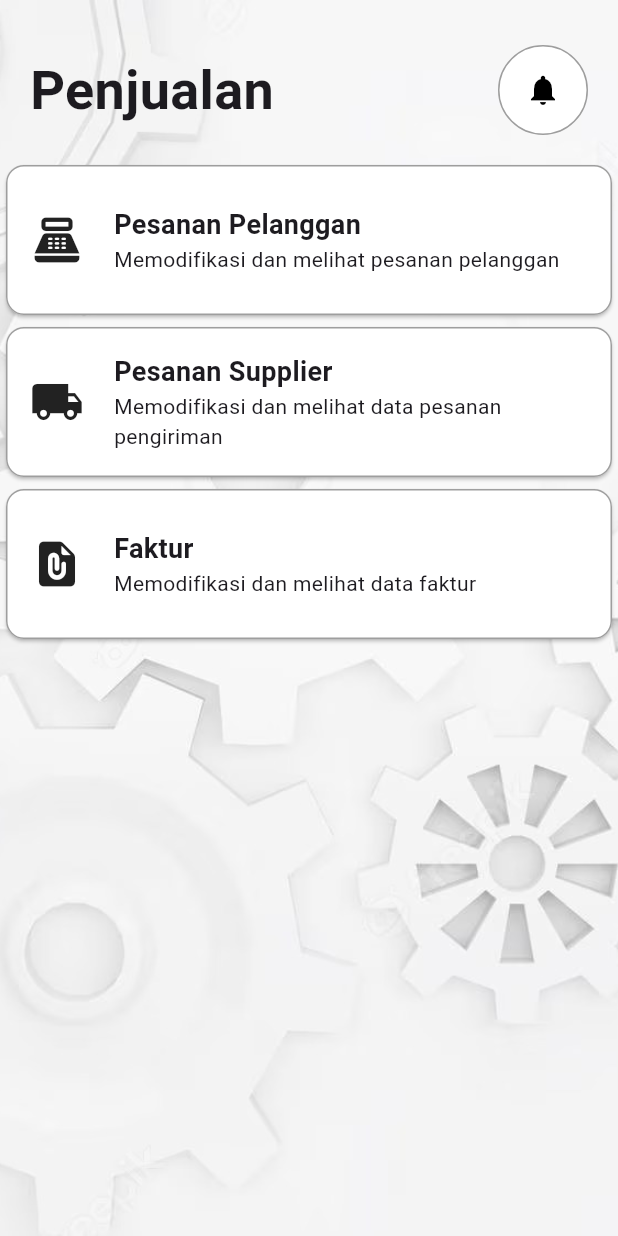
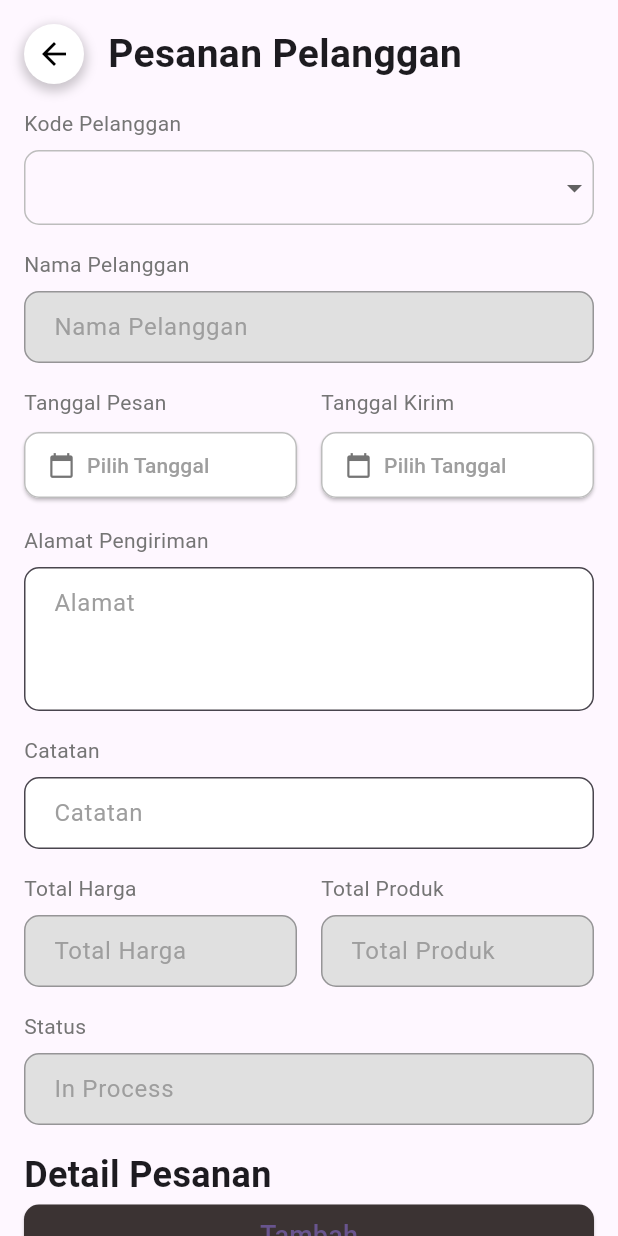
Before and after one commit to h0omanOnEarth/sistem_pencatatan_produksi_cv_bcn, a Flutter app: the MainPenjulanAdministrasiScreen screen opened by its route, after a tap on "Pesanan Pelanggan", on a phone screen of 412 x 824 dp. Run offline on Flutter 3.47's test engine with Material 2 defaults, Android fonts, the light colour scheme and no system bars; our stand-ins replace flutter_bloc.

Commit message:
Add detail pesanan (dynamic)

```diff
--- a/lib/administrasi/main/main_administrasi.dart
+++ b/lib/administrasi/main/main_administrasi.dart
@@ -5,6 +5,7 @@ import 'package:sistem_manajemen_produksi_cv_bcn/administrasi/main/main_laporan.
 import 'package:sistem_manajemen_produksi_cv_bcn/administrasi/main/main_master.dart';
 import 'package:sistem_manajemen_produksi_cv_bcn/administrasi/pembelian/form_pengembalian.dart';
 import 'package:sistem_manajemen_produksi_cv_bcn/administrasi/pembelian/form_pesanan_pembelian.dart';
+import 'package:sistem_manajemen_produksi_cv_bcn/administrasi/penjualan/form_pesanan_penjualan.dart';
 import 'package:sistem_manajemen_produksi_cv_bcn/master/form/form_bahan.dart';
 import 'package:sistem_manajemen_produksi_cv_bcn/master/form/form_barang.dart';
 import 'package:sistem_manajemen_produksi_cv_bcn/master/form/form_mesin.dart';
@@ -90,6 +91,10 @@ class _MainAdministrasiState extends State<MainAdministrasi> {
             //Form Pembelian
             FormPesananPembelianScreen.routeName:(context)=> const FormPesananPembelianScreen(),
             FormPengembalianPesananScreen.routeName:(context)=> const FormPengembalianPesananScreen(),
+
+            //Form Penjualan
+            FormPesananPelangganScreen.routeName:(context) => const FormPesananPelangganScreen(),
+
           });
   }
 }
--- a/lib/administrasi/main/main_penjualan.dart
+++ b/lib/administrasi/main/main_penjualan.dart
@@ -1,4 +1,5 @@
 import 'package:flutter/material.dart';
+import 'package:sistem_manajemen_produksi_cv_bcn/administrasi/penjualan/form_pesanan_penjualan.dart';
 import 'package:sistem_manajemen_produksi_cv_bcn/notifikasi_screen.dart';
 
 class MainPenjulanAdministrasiScreen extends StatefulWidget {
@@ -74,9 +75,9 @@ class _MainMasterAdministrasiScreenState extends State<MainPenjulanAdministrasiS
                       ],
                     ),
                     const SizedBox(height: 16),
-                    const CardItem(icon: Icons.point_of_sale, textA: 'Pesanan Pelanggan', textB: 'Memodifikasi dan melihat pesanan pelanggan', pageRoute: '/page1'),
-                    const CardItem(icon: Icons.local_shipping, textA: 'Pesanan Supplier', textB: 'Memodifikasi dan melihat data pesanan pengiriman', pageRoute: '/page2'),
-                    const CardItem(icon: Icons.file_present_rounded, textA: 'Faktur', textB: 'Memodifikasi dan melihat data faktur', pageRoute: '/page2'),
+                    const CardItem(icon: Icons.point_of_sale, textA: 'Pesanan Pelanggan', textB: 'Memodifikasi dan melihat pesanan pelanggan', pageRoute: FormPesananPelangganScreen()),
+                    const CardItem(icon: Icons.local_shipping, textA: 'Pesanan Supplier', textB: 'Memodifikasi dan melihat data pesanan pengiriman', pageRoute: FormPesananPelangganScreen()),
+                    const CardItem(icon: Icons.file_present_rounded, textA: 'Faktur', textB: 'Memodifikasi dan melihat data faktur', pageRoute: FormPesananPelangganScreen()),
                   ],
                 ),
               ),
@@ -94,7 +95,7 @@ class CardItem extends StatelessWidget {
   final IconData icon;
   final String textA;
   final String textB;
-  final String pageRoute; // New property to specify the page route
+  final Widget pageRoute; // New property to specify the page route
 
   const CardItem({
     required this.icon,
@@ -107,7 +108,8 @@ class CardItem extends StatelessWidget {
   Widget build(BuildContext context) {
     return GestureDetector(
       onTap: () {
-        Navigator.pushNamed(context, pageRoute);
+              Navigator.push(context,MaterialPageRoute( builder: (context) => pageRoute,),
+            );
       },
       child: Card(
         color: Colors.white,
--- a/lib/administrasi/penjualan/form_pesanan_penjualan.dart
+++ b/lib/administrasi/penjualan/form_pesanan_penjualan.dart
@@ -0,0 +1,444 @@
+import 'package:intl/intl.dart';
+import 'package:flutter/material.dart';
+
+class FormPesananPelangganScreen extends StatefulWidget {
+  static const routeName = '/form_pesanan_pelanggan_screen';
+
+  const FormPesananPelangganScreen({super.key});
+
+  @override
+  State<FormPesananPelangganScreen> createState() =>
+      _FormPesananPelangganScreenState();
+}
+
+class _FormPesananPelangganScreenState extends State<FormPesananPelangganScreen> {
+  DateTime? _selectedTanggalPesan;
+  DateTime? _selectedTanggalKirim;
+  String? selectedKode;
+
+Future<void> _selectDate(BuildContext context, String label) async {
+  final DateTime? pickedDate = await showDatePicker(
+    context: context,
+    initialDate: DateTime.now(),
+    firstDate: DateTime(2000),
+    lastDate: DateTime(2101),
+  );
+  if (pickedDate != null && pickedDate != _selectedTanggalPesan && pickedDate !=_selectedTanggalKirim) {
+    print("Picked Date: $pickedDate"); // Check if pickedDate is correct
+    setState(() {
+      if(label=='Tanggal Pesan'){
+        _selectedTanggalPesan = pickedDate;
+        print("_selectedDate: $_selectedTanggalPesan"); // Check if _selectedDate is updated
+      }else if(label== 'Tanggal Kirim'){
+        _selectedTanggalKirim = pickedDate;
+        print("_selectedDate: $_selectedTanggalKirim"); // Check if _selectedDate is updated
+      }
+    });
+  }
+}
+
+ List<ProductCardData> productCards = [];
+
+  void addProductCard() {
+    setState(() {
+      productCards.add(ProductCardData(
+        kodeProduk: '',
+        namaProduk: '',
+        jumlah: '',
+        satuan: '',
+        hargaSatuan: '',
+        subtotal: '',
+      ));
+    });
+  }
+
+  Widget buildTextField(String label, String placeholder,
+    {bool multiline = false, bool isEnabled = true}) {
+    return Column(
+      crossAxisAlignment: CrossAxisAlignment.start,
+      children: [
+        Text(
+          label,
+          style: TextStyle(
+            fontSize: 14,
+            color: Colors.grey[600],
+          ),
+        ),
+        SizedBox(height: 8.0),
+        TextField(
+          maxLines: multiline ? 3 : 1,
+          enabled: isEnabled,
+          decoration: InputDecoration(
+            hintText: placeholder,
+            filled: true,
+            fillColor: isEnabled ? Colors.white : Colors.grey[300], // Change background color
+            border: OutlineInputBorder(
+              borderRadius: BorderRadius.circular(10.0),
+              borderSide: BorderSide(color: Colors.grey[400]!),
+            ),
+            contentPadding:
+                const EdgeInsets.symmetric(vertical: 12.0, horizontal: 16.0),
+            hintStyle: TextStyle(
+              color: Colors.grey[500],
+            ),
+          ),
+        ),
+      ],
+    );
+  }
+
+ Widget buildDropdown(String label, List<String> items) {
+  List<String> uniqueItems = items.toSet().toList(); // Remove duplicates
+  String? selectedValue;
+
+  if (label == 'Kode Pelanggan') {
+    selectedValue = selectedKode;
+  }
+
+  return Column(
+    crossAxisAlignment: CrossAxisAlignment.start,
+    children: [
+      Text(
+        label,
+        style: TextStyle(
+          fontSize: 14,
+          color: Colors.grey[600],
+        ),
+      ),
+      SizedBox(height: 8.0),
+      Container(
+        decoration: BoxDecoration(
+          borderRadius: BorderRadius.circular(10.0),
+          border: Border.all(color: Colors.grey[400]!),
+        ),
+        child: DropdownButton<String>(
+          isExpanded: true,
+          value: selectedValue,
+          underline: Container(),
+          items: uniqueItems.map((String value) {
+            return DropdownMenuItem<String>(
+              value: value,
+              child: Padding(
+                padding: const EdgeInsets.symmetric(
+                  vertical: 8.0,
+                  horizontal: 16.0,
+                ),
+                child: Text(
+                  value,
+                  style: TextStyle(color: Colors.black),
+                ),
+              ),
+            );
+          }).toList(),
+          onChanged: (String? newValue) {
+            setState(() {
+              if (label == 'Kode Pelanggan') {
+                selectedKode = newValue;
+              }
+            });
+          },
+        ),
+      ),
+    ],
+  );
+}
+
+
+Widget buildDateButton(String label) {
+  String dateText = 'Pilih Tanggal';
+  Color textColor = Colors.grey[500]!;
+
+  if (label == 'Tanggal Pesan') {
+    dateText = _selectedTanggalPesan == null
+        ? 'Pilih Tanggal'
+        : DateFormat.yMMMMd().format(_selectedTanggalPesan!);
+    textColor = _selectedTanggalPesan == null ? Colors.grey[500]! : Colors.black;
+  } else if (label == 'Tanggal Kirim') {
+    dateText = _selectedTanggalKirim == null
+        ? 'Pilih Tanggal'
+        : DateFormat.yMMMMd().format(_selectedTanggalKirim!);
+    textColor = _selectedTanggalKirim == null ? Colors.grey[500]! : Colors.black;
+  }
+
+  return Column(
+    crossAxisAlignment: CrossAxisAlignment.start,
+    children: [
+      Text(
+        label,
+        style: TextStyle(
+          fontSize: 14,
+          color: Colors.grey[600],
+        ),
+      ),
+      SizedBox(height: 8.0),
+      ElevatedButton(
+        onPressed: () {
+          _selectDate(context, label);
+        },
+        style: ElevatedButton.styleFrom(
+          padding: EdgeInsets.symmetric(vertical: 12.0, horizontal: 16.0),
+          backgroundColor: Colors.white,
+          shape: RoundedRectangleBorder(
+            borderRadius: BorderRadius.circular(10.0),
+            side: BorderSide(color: Colors.grey[400]!),
+          ),
+        ),
+        child: Row(
+          children: [
+            Icon(
+              Icons.calendar_today,
+              color: Colors.grey[600],
+            ),
+            SizedBox(width: 8.0),
+            Text(
+              dateText,
+              style: TextStyle(
+                color: textColor,
+              ),
+            ),
+          ],
+        ),
+      ),
+    ],
+  );
+}
+
+@override
+Widget buildProductCard(ProductCardData productCardData) {
+  return Card(
+    elevation: 2,
+    margin: EdgeInsets.symmetric(vertical: 8),
+    shape: RoundedRectangleBorder(
+      borderRadius: BorderRadius.circular(10),
+      side: BorderSide(color: Colors.grey[300]!),
+    ),
+    child: Column(
+      children: [
+        Padding(
+          padding: EdgeInsets.all(16),
+          child: Column(
+            children: [
+              buildDropdown('Kode Produk', ['Kode 1', 'Kode 2']),
+              const SizedBox(height: 8.0),
+              buildTextField('Nama Produk', 'Nama Produk'),
+              const SizedBox(height: 8.0),
+              buildTextField('Jumlah', 'Jumlah'),
+              const SizedBox(height: 8.0),
+              buildDropdown('Satuan', ['Satuan 1', 'Satuan 2']),
+              const SizedBox(height: 8.0),
+              buildTextField('Harga Satuan', 'Harga Satuan', isEnabled: false),
+              const SizedBox(height: 8.0),
+              buildTextField('Subtotal', 'Subtotal', isEnabled: false),
+            ],
+          ),
+        ),
+        Padding(
+          padding: const EdgeInsets.all(8.0), // Add the desired margin
+          child: Container(
+            width: double.infinity, // Make the button full width
+            child: ElevatedButton(
+              onPressed: () {
+                // Handle delete button press
+                setState(() {
+                  productCards.remove(productCardData);
+                });
+              },
+              style: ElevatedButton.styleFrom(
+                padding: EdgeInsets.all(10), // Add padding to the button
+                backgroundColor: Colors.red,
+                shape: RoundedRectangleBorder(
+                  borderRadius: BorderRadius.circular(10.0),
+                ),
+              ),
+              child: const Padding(
+                padding: EdgeInsets.all(8.0),
+                child: Text(
+                  'Hapus',
+                  style: TextStyle(fontSize: 16),
+                ),
+              ),
+            ),
+          ),
+        ),
+      ],
+    ),
+  );
+}
+@override
+Widget build(BuildContext context) {
+  return Scaffold(
+    body: SafeArea(
+      child: SingleChildScrollView(
+        child: Container(
+          padding: const EdgeInsets.all(16.0),
+          child: Column(
+            crossAxisAlignment: CrossAxisAlignment.stretch,
+            children: [
+              Row(
+                children: [
+                  InkWell(
+                    onTap: () {
+                      Navigator.pop(context);
+                    },
+                    child: Container(
+                      decoration: BoxDecoration(
+                        shape: BoxShape.circle,
+                        boxShadow: [
+                          BoxShadow(
+                            color: Colors.black.withOpacity(0.2),
+                            spreadRadius: 2,
+                            blurRadius: 5,
+                            offset: const Offset(0, 3),
+                          ),
+                        ],
+                      ),
+                      child: const CircleAvatar(
+                        backgroundColor: Colors.white,
+                        child: Icon(Icons.arrow_back, color: Colors.black),
+                      ),
+                    ),
+                  ),
+                  const SizedBox(width: 16.0),
+                  const Text(
+                    'Pesanan Pelanggan',
+                    style: TextStyle(
+                      fontSize: 26,
+                      fontWeight: FontWeight.bold,
+                    ),
+                  ),
+                ],
+              ),
+              const SizedBox(height: 16.0),
+              buildDropdown('Kode Pelanggan', ['Kode A', 'Kode B']),
+              const SizedBox(height: 16.0,),
+              buildTextField('Nama Pelanggan', 'Nama Pelanggan', isEnabled: false),
+              const SizedBox(height: 16.0),
+              Row(
+                children: [
+                  Expanded(child: buildDateButton('Tanggal Pesan')),
+                  SizedBox(width: 16.0),
+                  Expanded(child: buildDateButton('Tanggal Kirim')),
+                ],
+              ),
+              const SizedBox(height: 16),
+              buildTextField('Alamat Pengiriman', 'Alamat', multiline: true),
+              const SizedBox(height: 16.0,),
+              buildTextField('Catatan', 'Catatan'),
+              const SizedBox(height: 16.0,),
+              Row(
+                children: [
+                  Expanded(
+                    child: buildTextField('Total Harga', 'Total Harga', isEnabled: false),
+                  ),
+                  SizedBox(width: 16.0),
+                  Expanded(
+                    child: buildTextField('Total Produk', 'Total Produk', isEnabled: false),
+                  ),
+                ],
+              ),
+              const SizedBox(height: 16.0,),
+              buildTextField('Status', 'In Process', isEnabled: false),
+              const SizedBox(height: 16.0,),
+              // Add Product Card Section
+              const Text(
+                'Detail Pesanan',
+                style: TextStyle(
+                  fontSize: 24,
+                  fontWeight: FontWeight.bold,
+                ),
+              ),
+              ElevatedButton(
+                onPressed: () {
+                  addProductCard();
+                },
+                style: ElevatedButton.styleFrom(
+                  backgroundColor: Color.fromRGBO(59, 51, 51, 1),
+                  shape: RoundedRectangleBorder(
+                    borderRadius: BorderRadius.circular(10.0),
+                  ),
+                ),
+                child: const Padding(
+                  padding: EdgeInsets.all(8.0),
+                  child: Text(
+                    'Tambah',
+                    style: TextStyle(fontSize: 18),
+                  ),
+                ),
+              ),
+              const SizedBox(height: 16.0),
+              if (productCards.isNotEmpty)
+                ...productCards.map((productCardData) {
+                  return buildProductCard(productCardData);
+                }).toList(),
+              const SizedBox(height: 16.0,),
+              Row(
+                children: [
+                  Expanded(
+                    child: ElevatedButton(
+                      onPressed: () {
+                        // Handle save button press
+                      },
+                      style: ElevatedButton.styleFrom(
+                        backgroundColor: Color.fromRGBO(59, 51, 51, 1),
+                        shape: RoundedRectangleBorder(
+                          borderRadius: BorderRadius.circular(10.0),
+                        ),
+                      ),
+                      child: const Padding(
+                        padding: const EdgeInsets.symmetric(vertical: 16.0),
+                        child: Text(
+                          'Simpan',
+                          style: TextStyle(fontSize: 18),
+                        ),
+                      ),
+                    ),
+                  ),
+                  SizedBox(width: 16.0),
+                  Expanded(
+                    child: ElevatedButton(
+                      onPressed: () {
+                        // Handle clear button press
+                      },
+                      style: ElevatedButton.styleFrom(
+                        backgroundColor: Color.fromRGBO(59, 51, 51, 1),
+                        shape: RoundedRectangleBorder(
+                          borderRadius: BorderRadius.circular(10.0),
+                        ),
+                      ),
+                      child: const Padding(
+                        padding:  EdgeInsets.symmetric(vertical: 16.0),
+                        child: Text(
+                          'Bersihkan',
+                          style: TextStyle(fontSize: 18),
+                        ),
+                      ),
+                    ),
+                  ),
+                ],
+              ),
+            ],
+          ),
+        ),
+      ),
+    ),
+  );
+}
+}
+
+class ProductCardData {
+  String kodeProduk;
+  String namaProduk;
+  String jumlah;
+  String satuan;
+  String hargaSatuan;
+  String subtotal;
+
+  ProductCardData({
+    required this.kodeProduk,
+    required this.namaProduk,
+    required this.jumlah,
+    required this.satuan,
+    required this.hargaSatuan,
+    required this.subtotal,
+  });
+}
```
